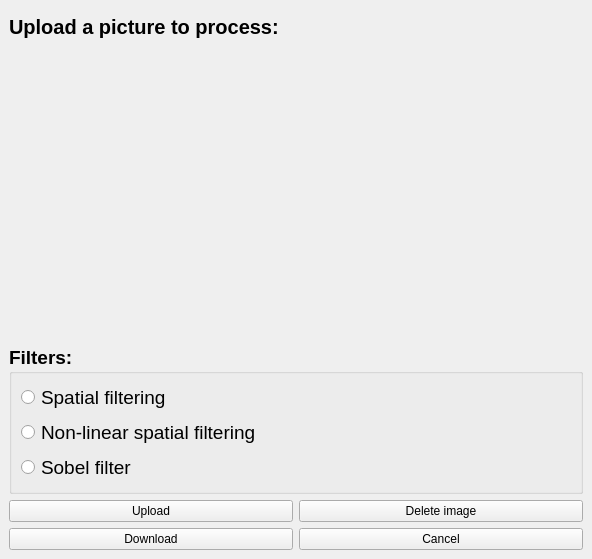
Above: image_processing.ui from RitaPlusPlus/image-processing before the change. Below: the same form after it.
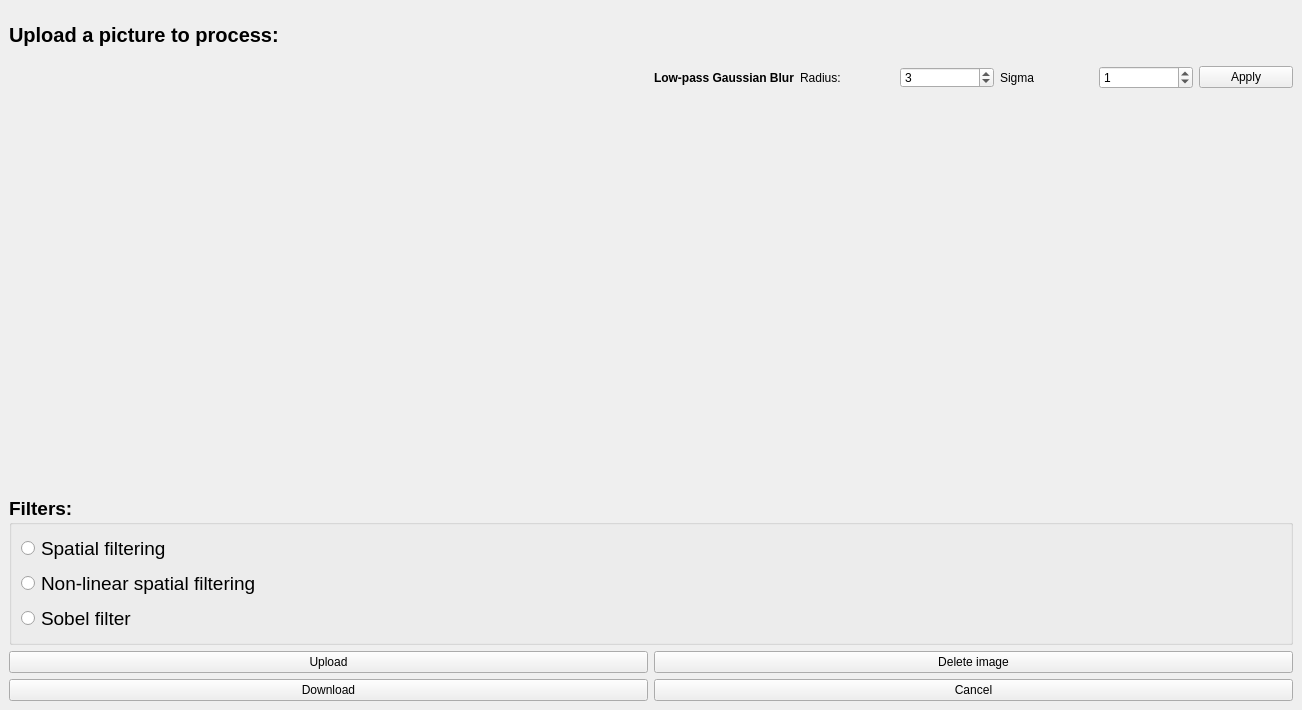
That is the form after the change.

Commit message: Implement Gaussian blur

The edit to the form file:
```diff
--- a/image_processing.ui
+++ b/image_processing.ui
@@ -6,8 +6,8 @@
    <rect>
     <x>0</x>
     <y>0</y>
-    <width>592</width>
-    <height>559</height>
+    <width>1302</width>
+    <height>710</height>
    </rect>
   </property>
   <property name="windowTitle">
@@ -38,7 +38,7 @@
         </property>
        </widget>
       </item>
-      <item row="1" column="0" rowspan="8" colspan="2">
+      <item row="1" column="0" rowspan="8">
        <widget class="QLabel" name="label_image">
         <property name="text">
          <string/>
@@ -124,6 +124,66 @@
         </layout>
        </widget>
       </item>
+      <item row="1" column="1">
+       <layout class="QHBoxLayout" name="horizontalLayout_3">
+        <item>
+         <widget class="QLabel" name="label">
+          <property name="font">
+           <font>
+            <bold>true</bold>
+           </font>
+          </property>
+          <property name="text">
+           <string>Low-pass Gaussian Blur</string>
+          </property>
+         </widget>
+        </item>
+        <item>
+         <widget class="QLabel" name="label_2">
+          <property name="text">
+           <string>Radius:</string>
+          </property>
+         </widget>
+        </item>
+        <item>
+         <widget class="QSpinBox" name="radius_spin">
+          <property name="maximumSize">
+           <size>
+            <width>129</width>
+            <height>21</height>
+           </size>
+          </property>
+          <property name="prefix">
+           <string/>
+          </property>
+          <property name="value">
+           <number>3</number>
+          </property>
+         </widget>
+        </item>
+        <item>
+         <widget class="QLabel" name="label_3">
+          <property name="text">
+           <string>Sigma</string>
+          </property>
+         </widget>
+        </item>
+        <item>
+         <widget class="QSpinBox" name="sigma_spin">
+          <property name="value">
+           <number>1</number>
+          </property>
+         </widget>
+        </item>
+        <item>
+         <widget class="QPushButton" name="pushB_Gaussian">
+          <property name="text">
+           <string>Apply</string>
+          </property>
+         </widget>
+        </item>
+       </layout>
+      </item>
      </layout>
     </item>
    </layout>
```
Left out of the diff: 34 changed lines with no effect on the pictures. The commit also changes 6 other files.
